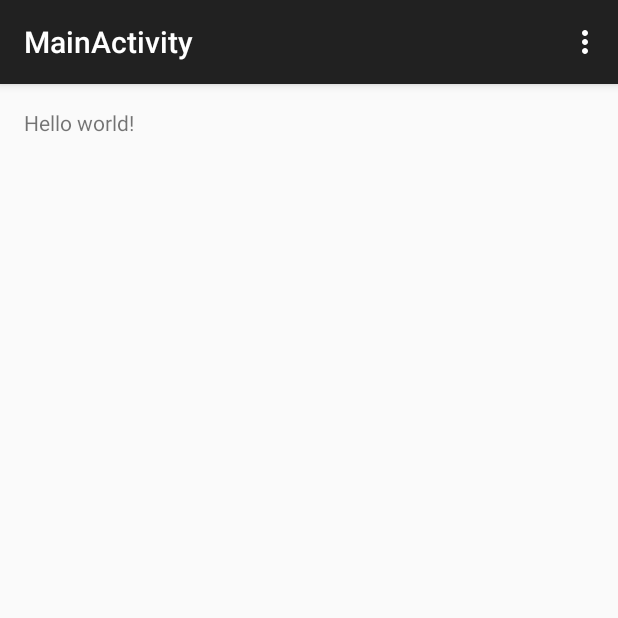
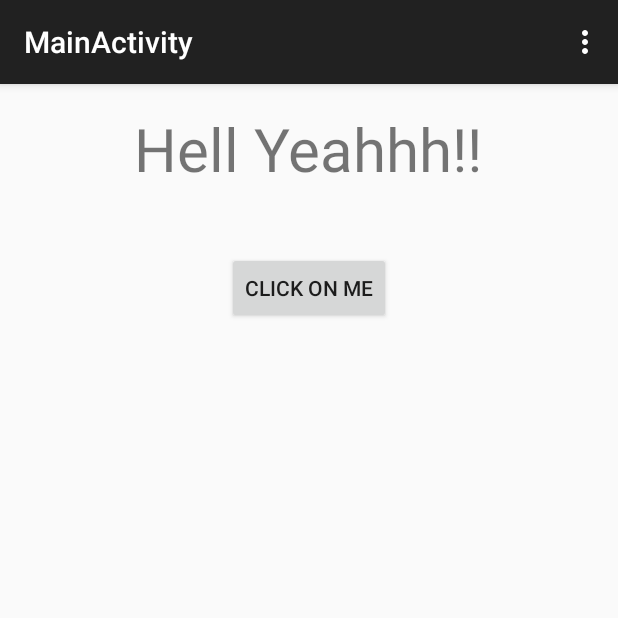
Before and after one commit to theFrantic/Android-Learning, an Android app: the MainActivity screen opened directly, with no data from a screen before it, in the options menu, after a tap on "Settings", on a phone screen of 412 x 824 dp, the top half of it. Run offline under Robolectric (Android 15) with nearby library versions, the phone set to English and light mode, and no system bars.

Commit message:
Added a button and a simple action

```diff
--- a/src/FirstApp/FirstApp/app/src/main/java/firstapp/whilchy/com/firstapp/MainActivity.java
+++ b/src/FirstApp/FirstApp/app/src/main/java/firstapp/whilchy/com/firstapp/MainActivity.java
@@ -4,6 +4,9 @@ import android.support.v7.app.ActionBarActivity;
 import android.os.Bundle;
 import android.view.Menu;
 import android.view.MenuItem;
+import android.view.View;
+import android.widget.Button;
+import android.widget.TextView;
 
 
 public class MainActivity extends ActionBarActivity {
@@ -12,6 +15,17 @@ public class MainActivity extends ActionBarActivity {
     protected void onCreate(Bundle savedInstanceState) {
         super.onCreate(savedInstanceState);
         setContentView(R.layout.activity_main);
+
+        final TextView firstTextView = (TextView) findViewById(R.id.textView);
+
+        Button firstButton = (Button) findViewById(R.id.buttonClickOnMe);
+        firstButton.setOnClickListener(new View.OnClickListener() {
+            @Override
+            public void onClick(View v) {
+                firstTextView.setText("Hell Yeahhh!!");
+            }
+        });
+
     }
 
 
--- a/src/FirstApp/FirstApp/app/src/main/res/layout/activity_main.xml
+++ b/src/FirstApp/FirstApp/app/src/main/res/layout/activity_main.xml
@@ -7,6 +7,20 @@
     tools:context="firstapp.whilchy.com.firstapp.MainActivity">
 
     <TextView android:text="@string/hello_world" android:layout_width="wrap_content"
-        android:layout_height="wrap_content" />
+        android:layout_height="wrap_content"
+        android:textSize="40dp"
+        android:textAlignment="center"
+        android:layout_alignParentTop="true"
+        android:layout_centerHorizontal="true"
+        android:id="@+id/textView" />
+
+    <Button
+        android:layout_width="wrap_content"
+        android:layout_height="wrap_content"
+        android:text="@string/button_label"
+        android:id="@+id/buttonClickOnMe"
+        android:layout_marginTop="42dp"
+        android:layout_below="@+id/textView"
+        android:layout_centerHorizontal="true" />
 
 </RelativeLayout>
--- a/src/FirstApp/FirstApp/app/src/main/res/values/strings.xml
+++ b/src/FirstApp/FirstApp/app/src/main/res/values/strings.xml
@@ -6,4 +6,8 @@
     <string name="hello_world">Hello world!</string>
     <string name="action_settings">Settings</string>
 
+    <string name="textbox_initial_message">Hey! Click the bottom below</string>
+    <string name="textbox_final_message">You\'ve clicked!</string>
+    <string name="button_label">Click on me</string>
+
 </resources>
```
Also changed, not shown: 1 other file.
